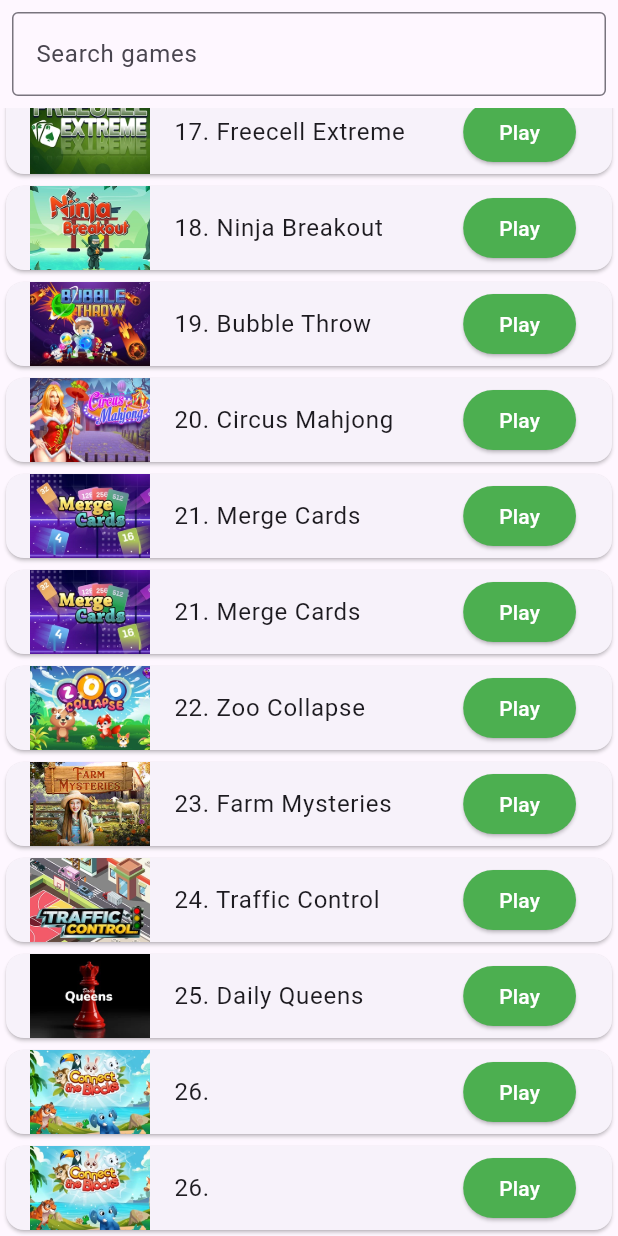
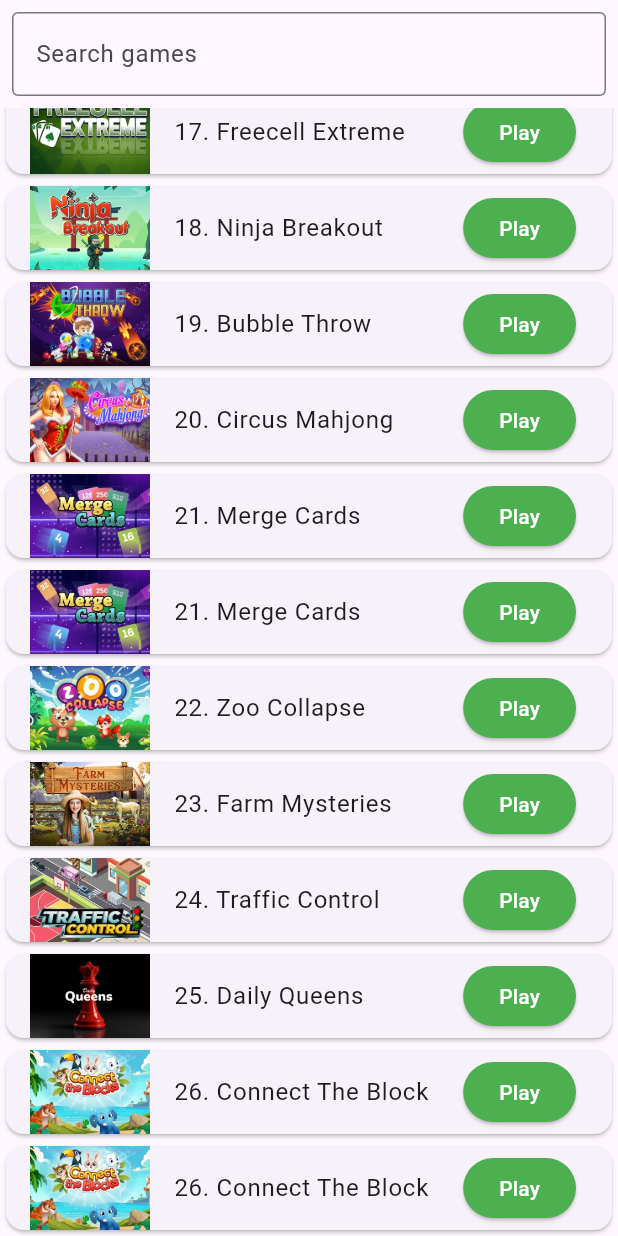
Before and after one commit to tomi-atom/portalgame, a Flutter app: the screen it shows after launch, scrolled down 1280 dp, on a phone screen of 412 x 824 dp. Run offline on Flutter 3.47's test engine with Material 3 defaults, Android fonts, the phone set to English and light mode, and no system bars; our stand-ins replace google_mobile_ads, webview_flutter; network calls fail.

Commit message:
fix admob

```diff
--- a/lib/ad_config.dart
+++ b/lib/ad_config.dart
@@ -1,8 +1,8 @@
 // lib/ad_config.dart
 
 class AdConfig {
-  static const String bannerAdUnitId = 'ca-app-pub-5082169806538743/7880016443';
-  static const String interstitialAdUnitId = 'ca-app-pub-5082169806538743/6870220869';
+  static const String bannerAdUnitId = 'ca-app-pub-5082169806538743/6590727681';
+  static const String interstitialAdUnitId = 'ca-app-pub-5082169806538743/7355609476';
   static const String rewardedAdUnitId = 'ca-app-pub-3940256099942544/5224354917';
   static const String nativeAdUnitId = 'ca-app-pub-3940256099942544/2247696110';
   static const String appOpenAdUnitId = 'ca-app-pub-3940256099942544/3419835294';
--- a/lib/main.dart
+++ b/lib/main.dart
@@ -73,11 +73,11 @@ class _PortalGameHomePageState extends State<PortalGameHomePage> {
     Item(name: '23. Farm Mysteries', image: 'assets/farmmysteries300200.webp', link: 'https://cdn.htmlgames.com/FarmMysteries/'),
     Item(name: '24. Traffic Control', image: 'assets/trafficcontrol300200.webp', link: 'https://cdn.htmlgames.com/TrafficControl/'),
     Item(name: '25. Daily Queens', image: 'assets/daily-queens-300x200.webp', link: 'https://cdn.htmlgames.com/DailyQueens/'),
-    Item(name: '26. ', image: 'assets/connecttheblocks300200.webp', link: 'https://cdn.htmlgames.com/ConnectTheBlocks/'),
-    Item(name: '27. ', image: 'assets/easterislandsolitaire300200.webp', link: 'https://cdn.htmlgames.com/EasterIslandSolitaire/'),
-    Item(name: '28. ', image: 'assets/connectthedots300200.webp', link: 'https://cdn.htmlgames.com/ConnectTheDots/'),
-    Item(name: '29. ', image: 'assets/harbourescape300200.webp', link: 'https://cdn.htmlgames.com/HarbourEscape/'),
-    Item(name: '30. ', image: 'assets/picturepieharbourcity300200.webp', link: 'https://cdn.htmlgames.com/PicturePieHarbourCity/'),
+    Item(name: '26. Connect The Block ', image: 'assets/connecttheblocks300200.webp', link: 'https://cdn.htmlgames.com/ConnectTheBlocks/'),
+    Item(name: '27. Solitaire', image: 'assets/easterislandsolitaire300200.webp', link: 'https://cdn.htmlgames.com/EasterIslandSolitaire/'),
+    Item(name: '28. Connect The Dots', image: 'assets/connectthedots300200.webp', link: 'https://cdn.htmlgames.com/ConnectTheDots/'),
+    Item(name: '29. Harbour Escape', image: 'assets/harbourescape300200.webp', link: 'https://cdn.htmlgames.com/HarbourEscape/'),
+    Item(name: '30. Picture Pie Harbour', image: 'assets/picturepieharbourcity300200.webp', link: 'https://cdn.htmlgames.com/PicturePieHarbourCity/'),
     // Item(name: '31. ', image: 'assets/', link: ''),
     // Item(name: '32. ', image: 'assets/', link: ''),
     // Item(name: '33. ', image: 'assets/', link: ''),
```
Also changed, not shown: 2 other files.
